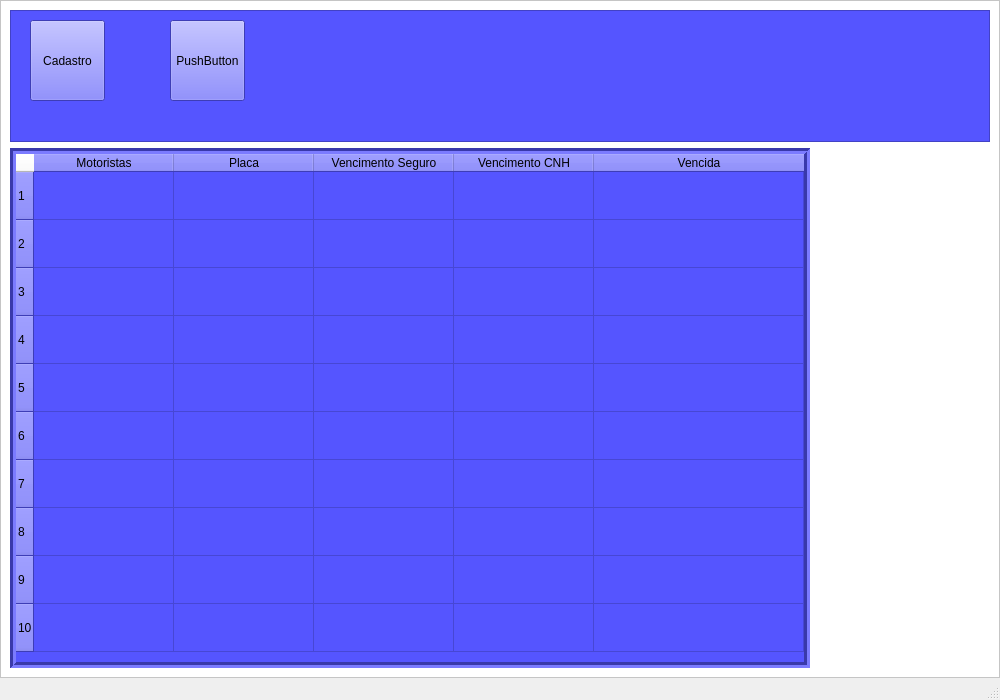
The window that _ui/segunda_tela.ui (rafaeldias12/Sistema-de-Cadastro) describes before a commit, drawn with Qt 5.
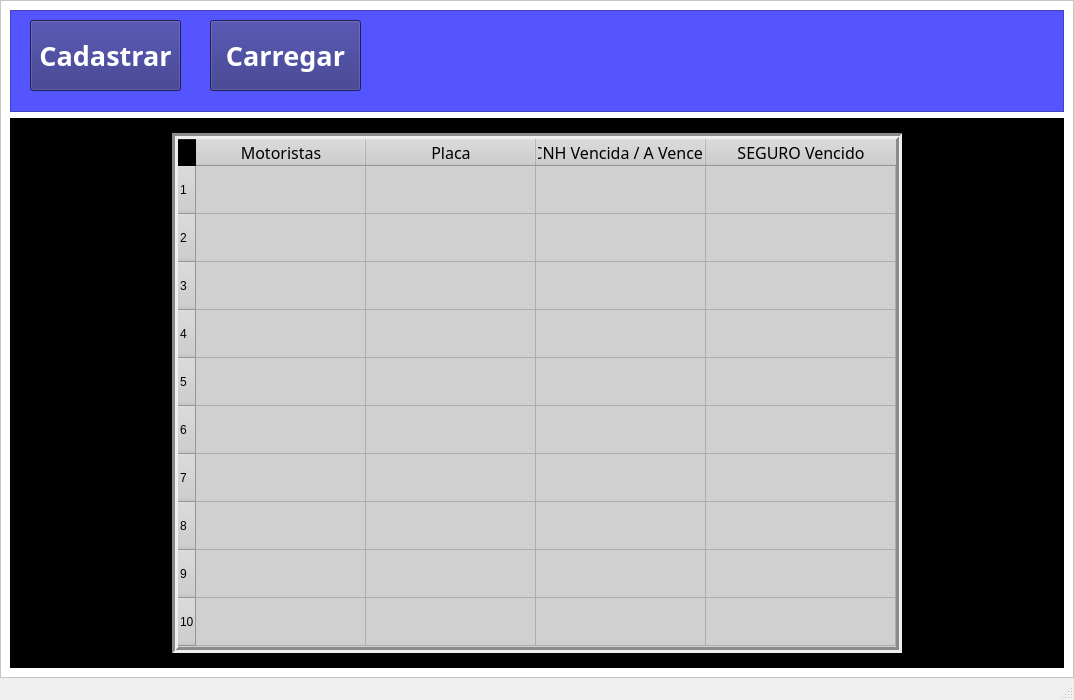
The same window after the commit.

What changed in the file:
```diff
--- a/_ui/segunda_tela.ui
+++ b/_ui/segunda_tela.ui
@@ -6,7 +6,7 @@
    <rect>
     <x>0</x>
     <y>0</y>
-    <width>1000</width>
+    <width>1074</width>
     <height>700</height>
    </rect>
   </property>
@@ -51,11 +51,17 @@
       <property name="frameShadow">
        <enum>QFrame::Raised</enum>
       </property>
-      <layout class="QVBoxLayout" name="verticalLayout">
-       <item>
-        <widget class="QFrame" name="frame_2">
+      <layout class="QGridLayout" name="gridLayout">
+       <item row="1" column="0">
+        <widget class="QFrame" name="frame_3">
+         <property name="maximumSize">
+          <size>
+           <width>16777215</width>
+           <height>550</height>
+          </size>
+         </property>
          <property name="styleSheet">
-          <string notr="true">background-color: rgb(85, 85, 255);</string>
+          <string notr="true">background-color: rgb(0, 0, 0);</string>
          </property>
          <property name="frameShape">
           <enum>QFrame::StyledPanel</enum>
@@ -63,49 +69,24 @@
          <property name="frameShadow">
           <enum>QFrame::Raised</enum>
          </property>
-         <widget class="QPushButton" name="pushButton">
-          <property name="geometry">
-           <rect>
-            <x>20</x>
-            <y>10</y>
-            <width>75</width>
-            <height>81</height>
-           </rect>
-          </property>
-          <property name="text">
-           <string>Cadastro</string>
-          </property>
-         </widget>
-         <widget class="QPushButton" name="pushButton_2">
-          <property name="geometry">
-           <rect>
-            <x>160</x>
-            <y>10</y>
-            <width>75</width>
-            <height>81</height>
-           </rect>
-          </property>
-          <property name="text">
-           <string>PushButton</string>
-          </property>
-         </widget>
-        </widget>
-       </item>
-       <item>
+         <layout class="QGridLayout" name="gridLayout_2">
+          <item row="0" column="0">
         <widget class="QTableWidget" name="tableWidget">
          <property name="maximumSize">
           <size>
-           <width>800</width>
+              <width>730</width>
            <height>520</height>
           </size>
          </property>
          <property name="font">
           <font>
-           <pointsize>10</pointsize>
+              <pointsize>12</pointsize>
+              <weight>75</weight>
+              <bold>true</bold>
           </font>
          </property>
          <property name="styleSheet">
-          <string notr="true">background-color: rgb(85, 85, 255);</string>
+             <string notr="true">background-color: rgb(208, 208, 208);</string>
          </property>
          <property name="frameShape">
           <enum>QFrame::Box</enum>
@@ -116,14 +97,26 @@
          <property name="autoScrollMargin">
           <number>15</number>
          </property>
+            <property name="editTriggers">
+             <set>QAbstractItemView::AnyKeyPressed</set>
+            </property>
+            <property name="showDropIndicator" stdset="0">
+             <bool>false</bool>
+            </property>
+            <property name="dragDropOverwriteMode">
+             <bool>false</bool>
+            </property>
+            <property name="gridStyle">
+             <enum>Qt::SolidLine</enum>
+            </property>
          <property name="columnCount">
-          <number>5</number>
+             <number>4</number>
          </property>
          <attribute name="horizontalHeaderCascadingSectionResizes">
           <bool>false</bool>
          </attribute>
          <attribute name="horizontalHeaderDefaultSectionSize">
-          <number>140</number>
+             <number>170</number>
          </attribute>
          <attribute name="horizontalHeaderHighlightSections">
           <bool>true</bool>
@@ -138,6 +131,9 @@
           <bool>false</bool>
          </attribute>
          <attribute name="verticalHeaderMinimumSectionSize">
+             <number>20</number>
+            </attribute>
+            <attribute name="verticalHeaderDefaultSectionSize">
           <number>48</number>
          </attribute>
          <attribute name="verticalHeaderHighlightSections">
@@ -203,27 +199,146 @@
           <property name="text">
            <string>Motoristas</string>
           </property>
+             <property name="font">
+              <font>
+               <family>Bahnschrift</family>
+               <pointsize>12</pointsize>
+               <weight>50</weight>
+               <bold>false</bold>
+              </font>
+             </property>
          </column>
          <column>
           <property name="text">
            <string>Placa</string>
           </property>
+             <property name="font">
+              <font>
+               <family>Bahnschrift</family>
+               <pointsize>12</pointsize>
+              </font>
+             </property>
          </column>
          <column>
           <property name="text">
-           <string>Vencimento Seguro</string>
-          </property>
+              <string>CNH Vencida / A Vencer</string>
+             </property>
+             <property name="font">
+              <font>
+               <family>Bahnschrift</family>
+               <pointsize>12</pointsize>
+              </font>
+             </property>
          </column>
          <column>
           <property name="text">
-           <string>Vencimento CNH</string>
-          </property>
-         </column>
-         <column>
+              <string>SEGURO Vencido</string>
+             </property>
+             <property name="font">
+              <font>
+               <family>Bahnschrift</family>
+               <pointsize>12</pointsize>
+              </font>
+             </property>
+            </column>
+            <item row="0" column="0">
           <property name="text">
-           <string>Vencida</string>
-          </property>
-         </column>
+              <string/>
+             </property>
+             <property name="flags">
+              <set>ItemIsDragEnabled|ItemIsDropEnabled|ItemIsUserCheckable|ItemIsEnabled|ItemIsTristate</set>
+             </property>
+            </item>
+            <item row="1" column="0">
+             <property name="text">
+              <string/>
+             </property>
+            </item>
+            <item row="2" column="0">
+             <property name="text">
+              <string/>
+             </property>
+            </item>
+           </widget>
+          </item>
+         </layout>
+        </widget>
+       </item>
+       <item row="0" column="0">
+        <widget class="QFrame" name="frame_2">
+         <property name="minimumSize">
+          <size>
+           <width>0</width>
+           <height>0</height>
+          </size>
+         </property>
+         <property name="maximumSize">
+          <size>
+           <width>16777215</width>
+           <height>500</height>
+          </size>
+         </property>
+         <property name="styleSheet">
+          <string notr="true">background-color: rgb(85, 85, 255);</string>
+         </property>
+         <property name="frameShape">
+          <enum>QFrame::StyledPanel</enum>
+         </property>
+         <property name="frameShadow">
+          <enum>QFrame::Raised</enum>
+         </property>
+         <widget class="QPushButton" name="pushButton">
+          <property name="geometry">
+           <rect>
+            <x>20</x>
+            <y>10</y>
+            <width>151</width>
+            <height>71</height>
+           </rect>
+          </property>
+          <property name="font">
+           <font>
+            <family>Bahnschrift SemiBold</family>
+            <pointsize>20</pointsize>
+            <weight>75</weight>
+            <bold>true</bold>
+           </font>
+          </property>
+          <property name="styleSheet">
+           <string notr="true">background-color: rgb(42, 42, 127);
+color: rgb(255, 255, 255);
+</string>
+          </property>
+          <property name="text">
+           <string>Cadastrar</string>
+          </property>
+         </widget>
+         <widget class="QPushButton" name="pushButton_2">
+          <property name="geometry">
+           <rect>
+            <x>200</x>
+            <y>10</y>
+            <width>151</width>
+            <height>71</height>
+           </rect>
+          </property>
+          <property name="font">
+           <font>
+            <family>Bahnschrift SemiBold</family>
+            <pointsize>20</pointsize>
+            <weight>75</weight>
+            <bold>true</bold>
+           </font>
+          </property>
+          <property name="styleSheet">
+           <string notr="true">background-color: rgb(42, 42, 127);
+color: rgb(255, 255, 255);
+</string>
+          </property>
+          <property name="text">
+           <string>Carregar</string>
+          </property>
+         </widget>
         </widget>
        </item>
       </layout>
```
Lines whose indentation alone changed are shown as unchanged.
